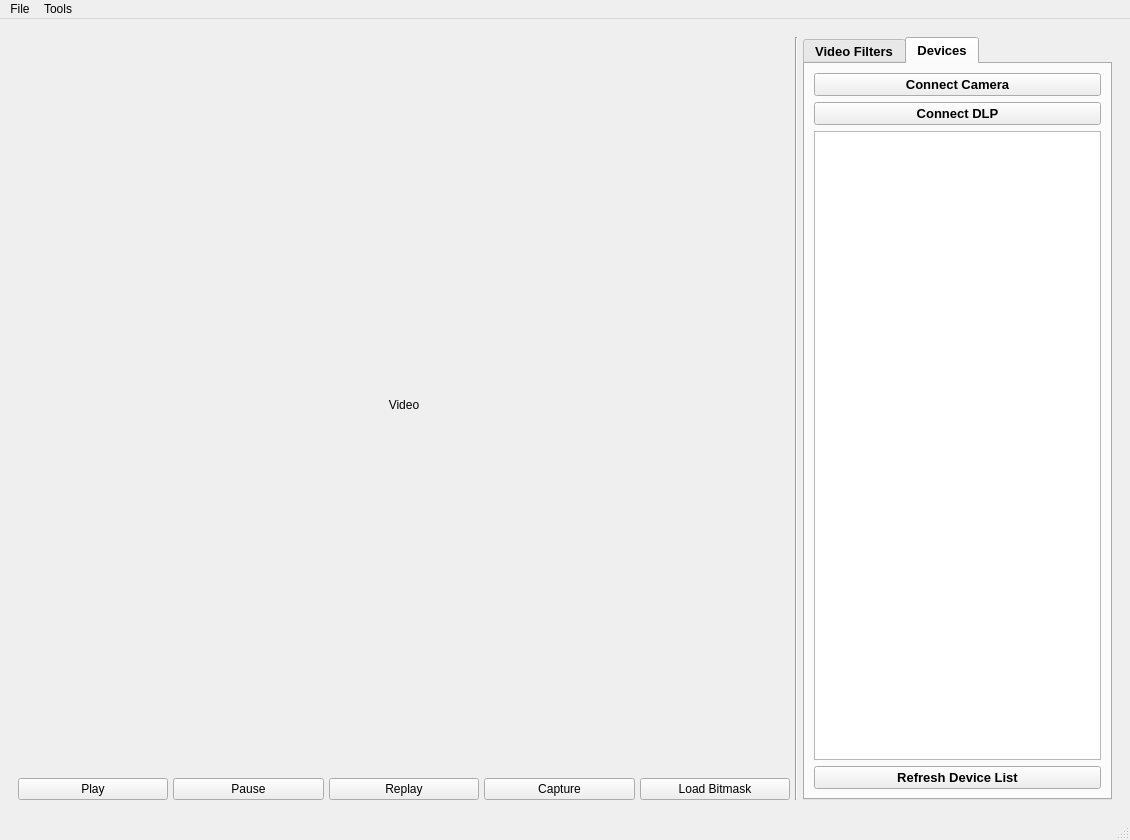
Old version of the form src/ui/dlpctl.ui in the repository tarumishra9498/dlpctlF25.
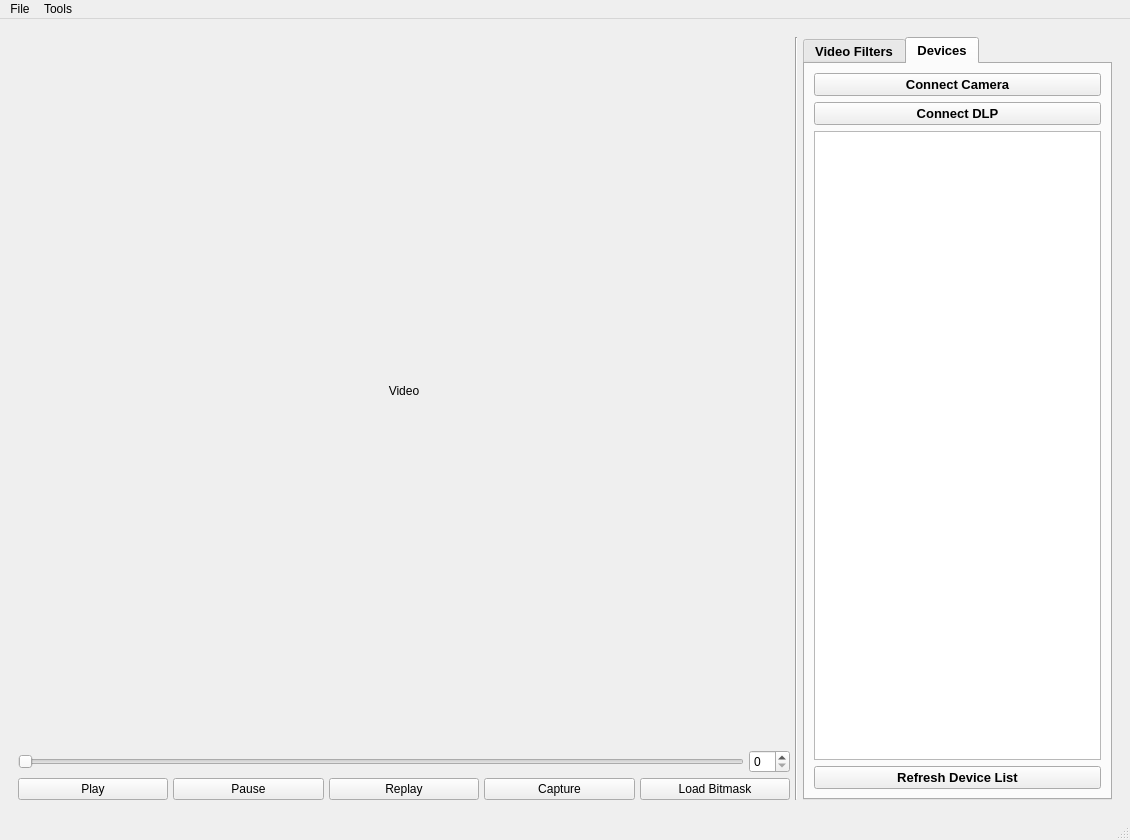
New version of the form. Icons and pictures are not drawn. Custom widgets are drawn as their Qt base class.

Commit message: Add exposure slider and spinbox to UI

The edit to the form file:
```diff
--- a/src/ui/dlpctl.ui
+++ b/src/ui/dlpctl.ui
@@ -58,7 +58,7 @@
         <number>5</number>
        </property>
        <item>
-        <layout class="QVBoxLayout" name="video_layout" stretch="0,0">
+        <layout class="QVBoxLayout" name="video_layout" stretch="0,0,0">
          <item>
           <widget class="ClickableLabel" name="video_frame">
            <property name="sizePolicy">
@@ -87,6 +87,33 @@
            </property>
           </widget>
          </item>
+         <item>
+          <layout class="QHBoxLayout" name="horizontalLayout_3">
+           <property name="leftMargin">
+            <number>0</number>
+           </property>
+           <property name="topMargin">
+            <number>0</number>
+           </property>
+           <item>
+            <widget class="QSlider" name="exposure_slider">
+             <property name="toolTip">
+              <string>Exposure</string>
+             </property>
+             <property name="orientation">
+              <enum>Qt::Orientation::Horizontal</enum>
+             </property>
+            </widget>
+           </item>
+           <item>
+            <widget class="QSpinBox" name="exposure_spinbox">
+             <property name="toolTip">
+              <string>Exposure</string>
+             </property>
+            </widget>
+           </item>
+          </layout>
+         </item>
          <item>
           <layout class="QHBoxLayout" name="horizontalLayout">
            <item>
```
The commit also changes 1 other file.
